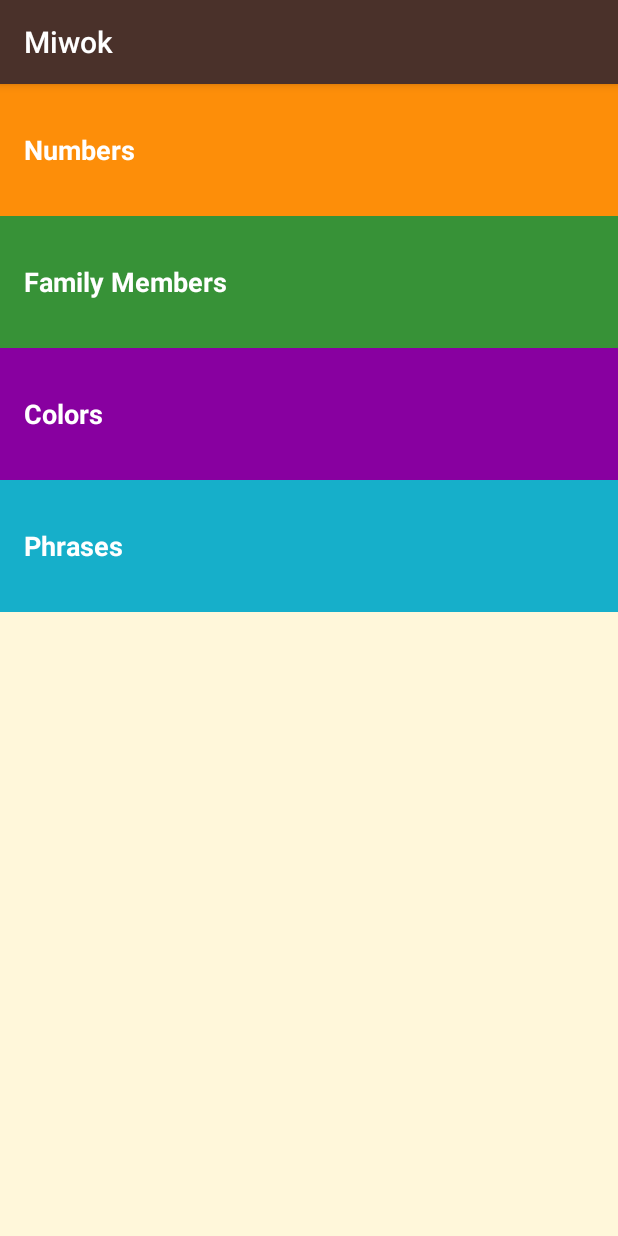
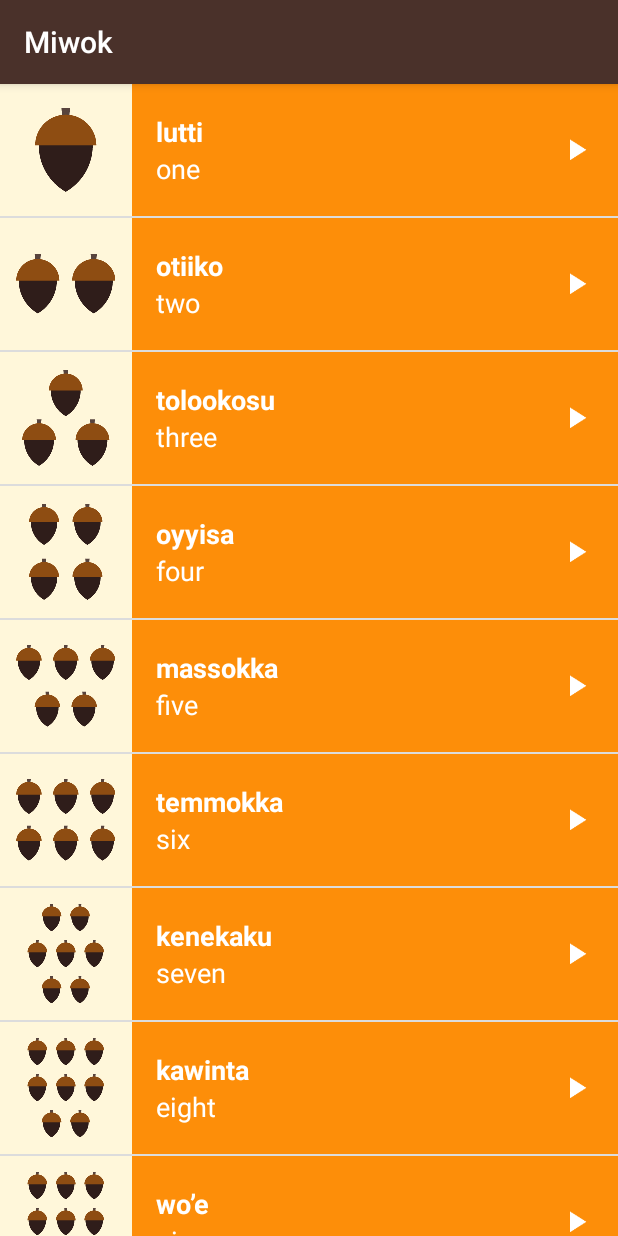
Before and after one commit to Ataeraxia/Miwok, an Android app: the screen it shows after launch (MainActivity), on a phone screen of 412 x 824 dp. Run offline under Robolectric (Android 15) with nearby library versions, the phone set to English and light mode, and no system bars.

Commit message:
Set a FragmentPagerAdapter in the MainActivity

```diff
--- a/app/src/main/java/com/example/android/miwok/MainActivity.java
+++ b/app/src/main/java/com/example/android/miwok/MainActivity.java
@@ -15,12 +15,9 @@
  */
 package com.example.android.miwok;
 
-import android.content.Intent;
 import android.os.Bundle;
+import android.support.v4.view.ViewPager;
 import android.support.v7.app.AppCompatActivity;
-import android.view.View;
-import android.view.View.OnClickListener;
-import android.widget.TextView;
 
 public class MainActivity extends AppCompatActivity {
 
@@ -31,68 +28,10 @@ public class MainActivity extends AppCompatActivity {
         // Set the content of the activity to use the activity_main.xml layout file
         setContentView(R.layout.activity_main);
 
-        // Find the View that shows the numbers category
-        TextView numbers = (TextView) findViewById(R.id.numbers);
+        ViewPager viewPager = (ViewPager) findViewById(R.id.viewpager);
 
-        // Set a click listener on that View
-        numbers.setOnClickListener(new OnClickListener() {
-            // The code in this method will be executed when the numbers category is clicked on.
-            @Override
-            public void onClick(View view) {
-                // Create a new intent to open the {@link NumbersActivity}
-                Intent numbersIntent = new Intent(MainActivity.this, NumbersActivity.class);
+        MiwokFragmentPagerAdapter adapter = new MiwokFragmentPagerAdapter(getSupportFragmentManager());
 
-                // Start the new activity
-                startActivity(numbersIntent);
-            }
-        });
-
-        // Find the View that shows the family category
-        TextView family = (TextView) findViewById(R.id.family);
-
-        // Set a click listener on that View
-        family.setOnClickListener(new OnClickListener() {
-            // The code in this method will be executed when the family category is clicked on.
-            @Override
-            public void onClick(View view) {
-                // Create a new intent to open the {@link FamilyActivity}
-                Intent familyIntent = new Intent(MainActivity.this, FamilyActivity.class);
-
-                // Start the new activity
-                startActivity(familyIntent);
-            }
-        });
-
-        // Find the View that shows the colors category
-        TextView colors = (TextView) findViewById(R.id.colors);
-
-        // Set a click listener on that View
-        colors.setOnClickListener(new OnClickListener() {
-            // The code in this method will be executed when the colors category is clicked on.
-            @Override
-            public void onClick(View view) {
-                // Create a new intent to open the {@link ColorsActivity}
-                Intent colorsIntent = new Intent(MainActivity.this, ColorsActivity.class);
-
-                // Start the new activity
-                startActivity(colorsIntent);
-            }
-        });
-
-        // Find the View that shows the phrases category
-        TextView phrases = (TextView) findViewById(R.id.phrases);
-
-        // Set a click listener on that View
-        phrases.setOnClickListener(new OnClickListener() {
-            // The code in this method will be executed when the phrases category is clicked on.
-            @Override
-            public void onClick(View view) {
-                // Create a new intent to open the {@link PhrasesActivity}
-                Intent phrasesIntent = new Intent(MainActivity.this, PhrasesActivity.class);
-
-                // Start the new activity
-                startActivity(phrasesIntent);
-            }
-        });
+        viewPager.setAdapter(adapter);
     }
 }
--- /dev/null
+++ b/app/src/main/java/com/example/android/miwok/MiwokFragmentPagerAdapter.java
@@ -0,0 +1,34 @@
+package com.example.android.miwok;
+
+import android.support.v4.app.Fragment;
+import android.support.v4.app.FragmentManager;
+import android.support.v4.app.FragmentPagerAdapter;
+
+/**
+ * Provides the appropriate Fragment for a view pager.
+ */
+
+public class MiwokFragmentPagerAdapter extends FragmentPagerAdapter {
+
+    public MiwokFragmentPagerAdapter(FragmentManager fm) {
+        super(fm);
+    }
+
+    @Override
+    public Fragment getItem(int position) {
+        if (position == 0) {
+            return new NumbersFragment();
+        } else if (position == 1){
+            return new FamilyFragment();
+        } else if (position == 2) {
+            return new ColorsFragment();
+        } else {
+            return new PhrasesFragment();
+        }
+    }
+
+    @Override
+    public int getCount() {
+        return 4;
+    }
+}
--- /dev/null
+++ b/app/src/main/java/com/example/android/miwok/NumbersFragment.java
@@ -0,0 +1,166 @@
+package com.example.android.miwok;
+
+
+import android.content.Context;
+import android.media.AudioManager;
+import android.media.MediaPlayer;
+import android.os.Bundle;
+import android.support.v4.app.Fragment;
+import android.view.LayoutInflater;
+import android.view.View;
+import android.view.ViewGroup;
+import android.widget.AdapterView;
+import android.widget.ListView;
+import android.widget.Toast;
+
+import java.util.ArrayList;
+
+/**
+ * A simple {@link Fragment} subclass.
+ */
+public class NumbersFragment extends Fragment {
+
+    /** Handles playback of all the sound files */
+    private MediaPlayer mMediaPlayer;
+
+    /**
+     *  This AudioManager manages audio for our Miwok app.
+     */
+    private AudioManager audioManager;
+
+    /**
+     *  Set an OnAudioFocusChangeListener to monitor a change in Audio Focus.
+     */
+    private AudioManager.OnAudioFocusChangeListener afChangeListener = new AudioManager.OnAudioFocusChangeListener() {
+        @Override
+        public void onAudioFocusChange (int focusChange) {
+            if (focusChange == AudioManager.AUDIOFOCUS_LOSS) {
+                mMediaPlayer.stop();
+                releaseMediaPlayer();
+            } else if (focusChange == AudioManager.AUDIOFOCUS_LOSS_TRANSIENT ||
+                    focusChange == AudioManager.AUDIOFOCUS_LOSS_TRANSIENT_CAN_DUCK) {
+                mMediaPlayer.pause();
+                mMediaPlayer.seekTo(0);
+            } else if (focusChange == AudioManager.AUDIOFOCUS_GAIN) {
+                mMediaPlayer.start();
+            }
+        }
+    };
+
+    /**
+     * This listener gets triggered when the {@link MediaPlayer} has completed
+     * playing the audio file.
+     */
+    MediaPlayer.OnCompletionListener mCompletionListener = new MediaPlayer.OnCompletionListener() {
+        @Override
+        public void onCompletion(MediaPlayer mediaPlayer) {
+            // Now that the sound file has finished playing, release the media player resources.
+            releaseMediaPlayer();
+            audioManager.abandonAudioFocus(afChangeListener);
+        }
+    };
+
+
+    public NumbersFragment() {
+        // Required empty public constructor
+    }
+
+
+    @Override
+    public View onCreateView(LayoutInflater inflater, ViewGroup container,
+                             Bundle savedInstanceState) {
+        View rootView = inflater.inflate(R.layout.word_list, container, false);
+
+        // Create a list of words
+        final ArrayList<Word> words = new ArrayList<Word>();
+        words.add(new Word("one", "lutti", R.drawable.number_one, R.raw.number_one));
+        words.add(new Word("two", "otiiko", R.drawable.number_two, R.raw.number_two));
+        words.add(new Word("three", "tolookosu", R.drawable.number_three, R.raw.number_three));
+        words.add(new Word("four", "oyyisa", R.drawable.number_four, R.raw.number_four));
+        words.add(new Word("five", "massokka", R.drawable.number_five, R.raw.number_five));
+        words.add(new Word("six", "temmokka", R.drawable.number_six, R.raw.number_six));
+        words.add(new Word("seven", "kenekaku", R.drawable.number_seven, R.raw.number_seven));
+        words.add(new Word("eight", "kawinta", R.drawable.number_eight, R.raw.number_eight));
+        words.add(new Word("nine", "wo’e", R.drawable.number_nine, R.raw.number_nine));
+        words.add(new Word("ten", "na’aacha", R.drawable.number_ten, R.raw.number_ten));
+
+        // Create an {@link WordAdapter}, whose data source is a list of {@link Word}s. The
+        // adapter knows how to create list items for each item in the list.
+        WordAdapter adapter = new WordAdapter(getActivity(), words, R.color.category_numbers);
+
+        // Find the {@link ListView} object in the view hierarchy of the {@link Activity}.
+        // There should be a {@link ListView} with the view ID called list, which is declared in the
+        // word_list.xml layout file.
+        ListView listView = (ListView) rootView.findViewById(R.id.list);
+
+        // Make the {@link ListView} use the {@link WordAdapter} we created above, so that the
+        // {@link ListView} will display list items for each {@link Word} in the list.
+        listView.setAdapter(adapter);
+
+        audioManager = (AudioManager) getActivity().getSystemService(Context.AUDIO_SERVICE);
+
+        // Set a click listener to play the audio when the list item is clicked on
+        listView.setOnItemClickListener(new AdapterView.OnItemClickListener() {
+            @Override
+            public void onItemClick(AdapterView<?> adapterView, View view, int position, long l) {
+                int result = audioManager.requestAudioFocus(afChangeListener,
+                        AudioManager.STREAM_MUSIC,
+                        AudioManager.AUDIOFOCUS_GAIN_TRANSIENT);
+
+                if (result == AudioManager.AUDIOFOCUS_REQUEST_GRANTED) {
+
+                    // Release the media player if it currently exists because we are about to
+                    // play a different sound file
+                    releaseMediaPlayer();
+
+                    // Get the {@link Word} object at the given position the user clicked on
+                    Word word = words.get(position);
+
+                    // Create and setup the {@link MediaPlayer} for the audio resource associated
+                    // with the current word
+                    mMediaPlayer = MediaPlayer.create(getActivity(), word.getAudioResourceId());
+
+                    // Start the audio file
+                    mMediaPlayer.start();
+
+                    // Setup a listener on the media player, so that we can stop and release the
+                    // media player once the sound has finished playing.
+                    mMediaPlayer.setOnCompletionListener(mCompletionListener);
+
+                } else if (result == AudioManager.AUDIOFOCUS_REQUEST_FAILED) {
+                    Toast.makeText(getActivity(), "Couldn't get audio focus, wait and try again", Toast.LENGTH_SHORT).show();
+                }
+            }
+        });
+        return rootView;
+    }
+
+    @Override
+    public void onStop() {
+        super.onStop();
+
+        audioManager.abandonAudioFocus(afChangeListener);
+
+        // When the activity is stopped, release the media player resources because we won't
+        // be playing any more sounds.
+        releaseMediaPlayer();
+    }
+
+    /**
+     * Clean up the media player by releasing its resources.
+     */
+    private void releaseMediaPlayer() {
+        // If the media player is not null, then it may be currently playing a sound.
+        if (mMediaPlayer != null) {
+            // Regardless of the current state of the media player, release its resources
+            // because we no longer need it.
+            mMediaPlayer.release();
+
+            // Set the media player back to null. For our code, we've decided that
+            // setting the media player to null is an easy way to tell that the media player
+            // is not configured to play an audio file at the moment.
+            mMediaPlayer = null;
+        }
+    }
+
+}
--- a/app/src/main/res/layout/activity_main.xml
+++ b/app/src/main/res/layout/activity_main.xml
@@ -4,55 +4,12 @@
     xmlns:tools="http://schemas.android.com/tools"
     android:layout_width="match_parent"
     android:layout_height="match_parent"
-    android:background="@color/tan_background"
     android:orientation="vertical"
     tools:context="com.example.android.miwok.MainActivity">
 
-    <!-- Numbers category -->
-    <FrameLayout
+    <android.support.v4.view.ViewPager
+        android:id="@+id/viewpager"
         android:layout_width="match_parent"
-        android:layout_height="wrap_content"
-        android:background="@color/category_numbers">
-        <TextView
-            android:id="@+id/numbers"
-            style="@style/CategoryStyle"
-            android:background="?android:attr/selectableItemBackground"
-            android:text="@string/category_numbers" />
-    </FrameLayout>
+        android:layout_height="match_parent"/>
 
-    <!-- Family category -->
-    <FrameLayout
-        android:layout_width="match_parent"
-        android:layout_height="wrap_content"
-        android:background="@color/category_family">
-        <TextView
-            android:id="@+id/family"
-            style="@style/CategoryStyle"
-            android:background="?android:attr/selectableItemBackground"
-            android:text="@string/category_family" />
-    </FrameLayout>
-
-    <!-- Colors category -->
-    <FrameLayout
-        android:layout_width="match_parent"
-        android:layout_height="wrap_content"
-        android:background="@color/category_colors">
-        <TextView
-            android:id="@+id/colors"
-            style="@style/CategoryStyle"
-            android:background="?android:attr/selectableItemBackground"
-            android:text="@string/category_colors" />
-    </FrameLayout>
-
-    <!-- Phrases category -->
-    <FrameLayout
-        android:layout_width="match_parent"
-        android:layout_height="wrap_content"
-        android:background="@color/category_phrases">
-        <TextView
-            android:id="@+id/phrases"
-            style="@style/CategoryStyle"
-            android:background="?android:attr/selectableItemBackground"
-            android:text="@string/category_phrases" />
-    </FrameLayout>
 </LinearLayout>
```
